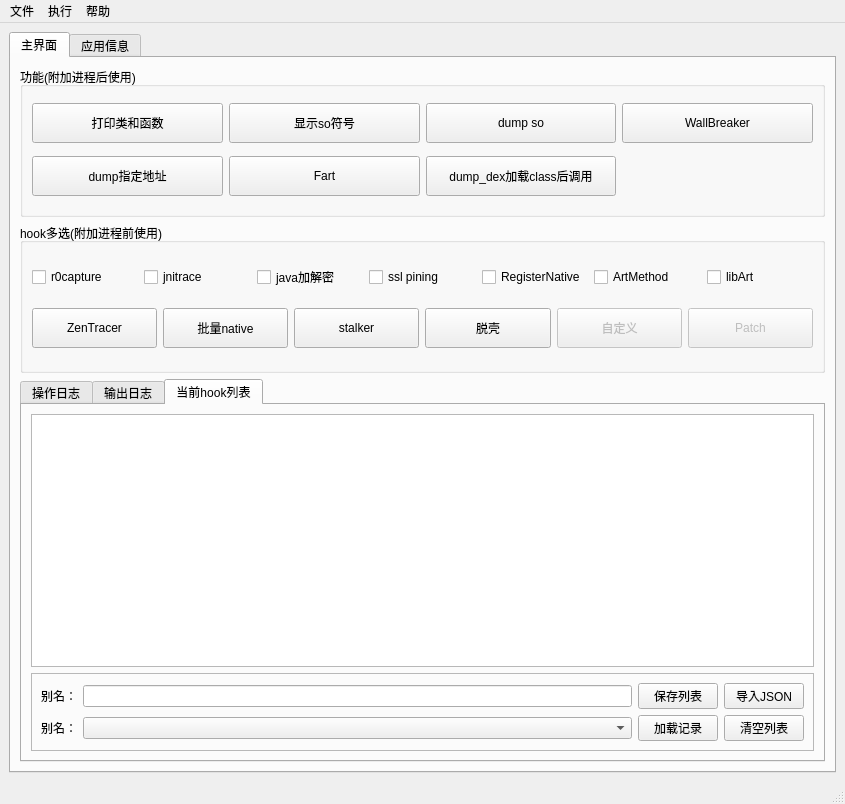
The window that ui/kmain.ui (dqzg12300/fridaUiTools) describes before a commit, drawn with Qt 5.
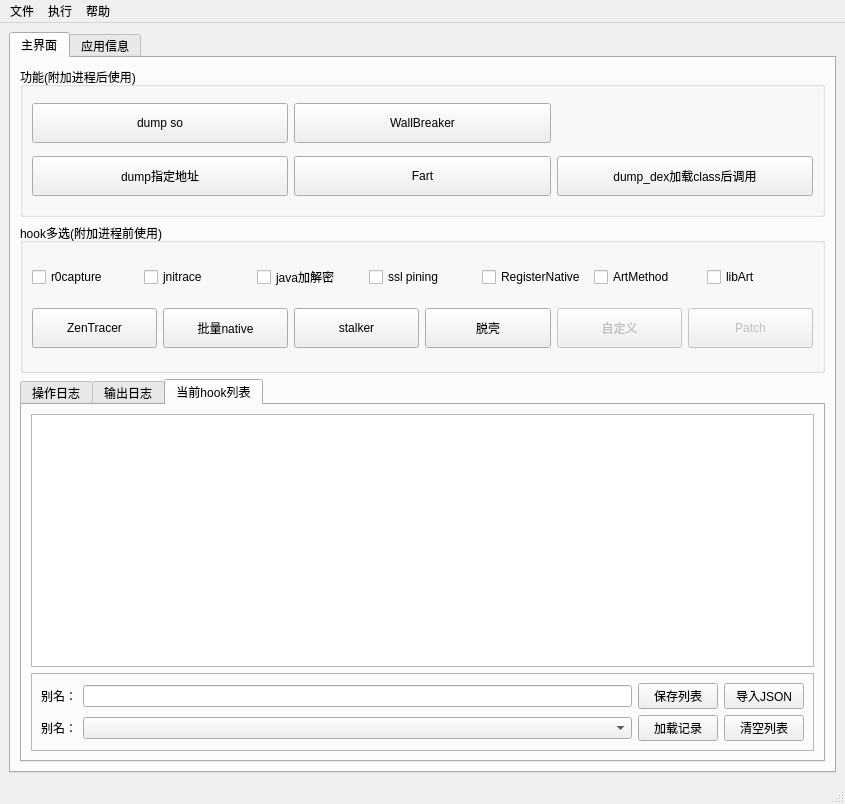
The same window after the commit.

The edit to the form file:
```diff
--- a/ui/kmain.ui
+++ b/ui/kmain.ui
@@ -37,32 +37,6 @@
            <string>功能(附加进程后使用)</string>
           </property>
           <layout class="QGridLayout" name="gridLayout_4">
-           <item row="0" column="0">
-            <widget class="QPushButton" name="btnShowMethods">
-             <property name="minimumSize">
-              <size>
-               <width>0</width>
-               <height>40</height>
-              </size>
-             </property>
-             <property name="text">
-              <string>打印类和函数</string>
-             </property>
-            </widget>
-           </item>
-           <item row="0" column="1">
-            <widget class="QPushButton" name="btnShowExport">
-             <property name="minimumSize">
-              <size>
-               <width>0</width>
-               <height>40</height>
-              </size>
-             </property>
-             <property name="text">
-              <string>显示so符号</string>
-             </property>
-            </widget>
-           </item>
            <item row="2" column="0">
             <widget class="QPushButton" name="btnDumpPtr">
              <property name="minimumSize">
@@ -76,19 +50,6 @@
              </property>
             </widget>
            </item>
-           <item row="0" column="2">
-            <widget class="QPushButton" name="btnDumpSo">
-             <property name="minimumSize">
-              <size>
-               <width>0</width>
-               <height>40</height>
-              </size>
-             </property>
-             <property name="text">
-              <string>dump so</string>
-             </property>
-            </widget>
-           </item>
            <item row="2" column="1">
             <widget class="QPushButton" name="btnFart">
              <property name="minimumSize">
@@ -115,7 +76,20 @@
              </property>
             </widget>
            </item>
-           <item row="0" column="3">
+           <item row="0" column="0">
+            <widget class="QPushButton" name="btnDumpSo">
+             <property name="minimumSize">
+              <size>
+               <width>0</width>
+               <height>40</height>
+              </size>
+             </property>
+             <property name="text">
+              <string>dump so</string>
+             </property>
+            </widget>
+           </item>
+           <item row="0" column="1">
             <widget class="QPushButton" name="btnWallbreaker">
              <property name="minimumSize">
               <size>
```
